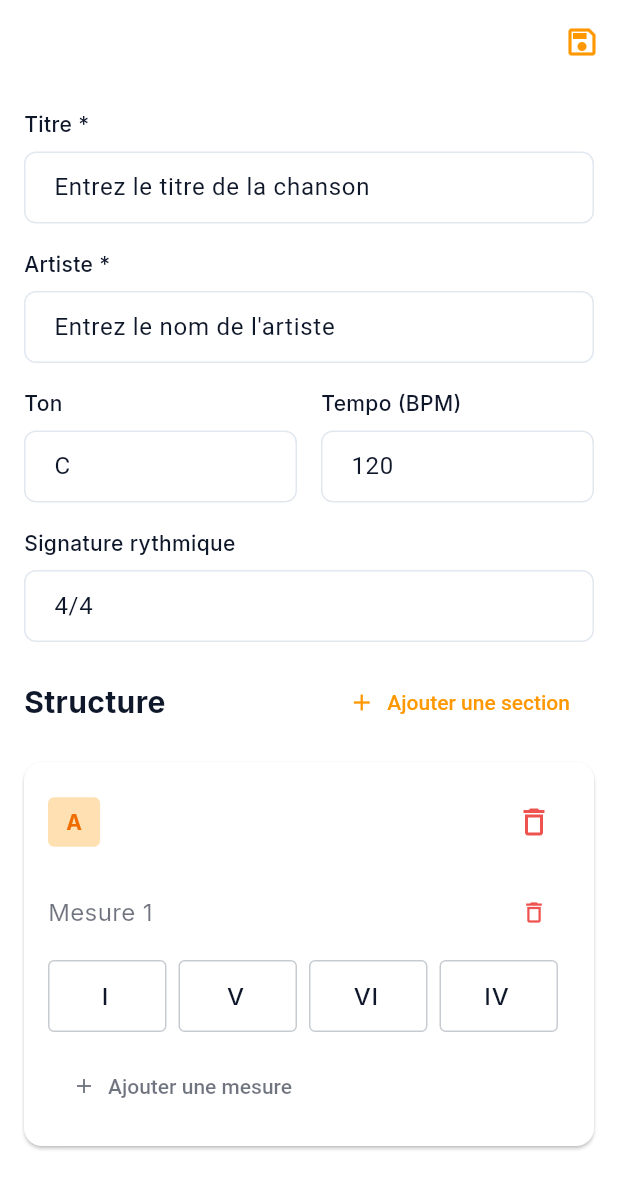
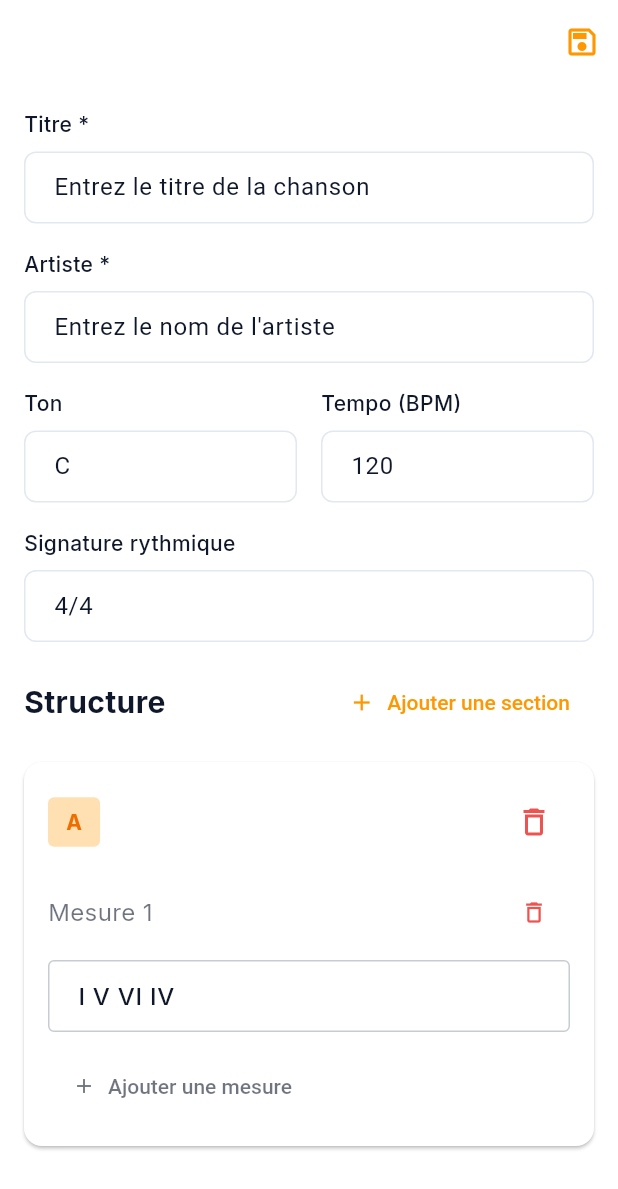
Before and after one commit to LovaSalema/myfakebook_manager, a Flutter app: the screen it shows after launch, after a tap on the "add" icon, on a phone screen of 412 x 824 dp. Shown: the top 1189 px of the screen. Run offline on Flutter 3.47's test engine with Material 3 defaults, Android fonts, the phone set to English and light mode, and no system bars; our stand-ins replace flutter_animate, google_fonts, pdf, printing, shared_preferences, shimmer and 2 more; accounts and stored records are empty.

Commit message:
format song detail

```diff
--- a/lib/presentation/screens/add_song_screen.dart
+++ b/lib/presentation/screens/add_song_screen.dart
@@ -35,11 +35,15 @@ class _AddSongScreenState extends State<AddSongScreen> {
   List<SongSection> _sections = [
     SongSection(
       name: 'A',
+      sectionType: 'VERSE',
       measures: [
         SongMeasure(chords: ['I', 'V', 'VI', 'IV']),
       ],
     ),
   ];
+
+  // Map to hold text controllers for each measure
+  final Map<String, TextEditingController> _measureControllers = {};
 
   @override
   void initState() {
@@ -57,7 +61,21 @@ class _AddSongScreenState extends State<AddSongScreen> {
       _tempoController.text = song.tempo?.toString() ?? '120';
       _timeSignatureController.text = song.timeSignature;
       _selectedNotationType = song.notationType;
-      // Note: Song structure sections would need to be loaded separately
+
+      // Load song structure sections and measures if they exist
+      if (song.sections.isNotEmpty) {
+        _sections = song.sections.map((section) {
+          return SongSection(
+            name: section.sectionLabel,
+            sectionType:
+                section.sectionType, // Preserve the original section type
+            measures: section.measures.map((measure) {
+              // Store chords as individual items for the single input field
+              return SongMeasure(chords: measure.chords);
+            }).toList(),
+          );
+        }).toList();
+      }
     }
   }
 
@@ -68,6 +86,13 @@ class _AddSongScreenState extends State<AddSongScreen> {
     _keyController.dispose();
     _tempoController.dispose();
     _timeSignatureController.dispose();
+
+    // Dispose all measure controllers
+    for (final controller in _measureControllers.values) {
+      controller.dispose();
+    }
+    _measureControllers.clear();
+
     super.dispose();
   }
 
@@ -90,7 +115,7 @@ class _AddSongScreenState extends State<AddSongScreen> {
         final section = entry.value;
         return Section.create(
           songId: 0, // Will be set after song creation
-          sectionType: 'VERSE',
+          sectionType: section.sectionType, // Use the preserved section type
           sectionLabel: section.name,
           sectionName: section.name,
           sectionOrder: sectionIndex,
@@ -229,6 +254,7 @@ class _AddSongScreenState extends State<AddSongScreen> {
       _sections.add(
         SongSection(
           name: nextName,
+          sectionType: 'VERSE',
           measures: [
             SongMeasure(chords: ['I', 'V', 'VI', 'IV']),
           ],
@@ -251,6 +277,36 @@ class _AddSongScreenState extends State<AddSongScreen> {
         SongMeasure(chords: ['I', 'V', 'VI', 'IV']),
       );
     });
+  }
+
+  /// Get or create a controller for a specific measure
+  TextEditingController _getMeasureController(
+    int sectionIndex,
+    int measureIndex,
+  ) {
+    final key = '$sectionIndex-$measureIndex';
+    final measure = _sections[sectionIndex].measures[measureIndex];
+    final currentChordText = measure.chords.join(' ');
+
+    if (!_measureControllers.containsKey(key)) {
+      _measureControllers[key] = TextEditingController(text: currentChordText);
+    } else {
+      // Always update the controller's text to match the current chords
+      if (_measureControllers[key]!.text != currentChordText) {
+        _measureControllers[key]!.text = currentChordText;
+      }
+    }
+    return _measureControllers[key]!;
+  }
+
+  /// Parse chord text into individual chords
+  List<String> _parseChords(String chordText) {
+    if (chordText.trim().isEmpty) return [''];
+    return chordText
+        .split(' ')
+        .map((chord) => chord.trim())
+        .where((chord) => chord.isNotEmpty)
+        .toList();
   }
 
   /// Delete a measure from a section
@@ -529,12 +585,14 @@ class _AddSongScreenState extends State<AddSongScreen> {
     );
   }
 
-  /// Build a measure row with chord inputs
+  /// Build a measure row with a single chord input field
   Widget _buildMeasureRow(
     int sectionIndex,
     int measureIndex,
     SongMeasure measure,
   ) {
+    final controller = _getMeasureController(sectionIndex, measureIndex);
+
     return Padding(
       padding: const EdgeInsets.only(bottom: 12.0),
       child: Column(
@@ -561,32 +619,25 @@ class _AddSongScreenState extends State<AddSongScreen> {
             ],
           ),
           const SizedBox(height: 8),
-          Row(
-            children: measure.chords.asMap().entries.map((chordEntry) {
-              final chordIndex = chordEntry.key;
-              final chord = chordEntry.value;
-              return Expanded(
-                child: Padding(
-                  padding: const EdgeInsets.only(right: 8.0),
-                  child: TextField(
-                    controller: TextEditingController(text: chord),
-                    textAlign: TextAlign.center,
+          TextField(
+            controller: controller,
             decoration: InputDecoration(
-                      contentPadding: const EdgeInsets.symmetric(vertical: 12),
+              hintText:
+                  'Entrez les accords séparés par des espaces (ex: I V VI IV)',
+              contentPadding: const EdgeInsets.symmetric(
+                horizontal: 16,
+                vertical: 12,
+              ),
               border: OutlineInputBorder(
                 borderRadius: BorderRadius.circular(4),
                 borderSide: BorderSide(
-                          color: Theme.of(
-                            context,
-                          ).colorScheme.outline.withOpacity(0.3),
+                  color: Theme.of(context).colorScheme.outline.withOpacity(0.3),
                 ),
               ),
               enabledBorder: OutlineInputBorder(
                 borderRadius: BorderRadius.circular(4),
                 borderSide: BorderSide(
-                          color: Theme.of(
-                            context,
-                          ).colorScheme.outline.withOpacity(0.3),
+                  color: Theme.of(context).colorScheme.outline.withOpacity(0.3),
                 ),
               ),
             ),
@@ -594,17 +645,11 @@ class _AddSongScreenState extends State<AddSongScreen> {
               fontWeight: FontWeight.w500,
             ),
             onChanged: (value) {
-                      setState(() {
-                        _sections[sectionIndex]
-                                .measures[measureIndex]
-                                .chords[chordIndex] =
-                            value;
-                      });
+              // Update the chords without triggering rebuild
+              final parsedChords = _parseChords(value);
+              _sections[sectionIndex].measures[measureIndex].chords =
+                  parsedChords;
             },
-                  ),
-                ),
-              );
-            }).toList(),
           ),
         ],
       ),
@@ -615,9 +660,14 @@ class _AddSongScreenState extends State<AddSongScreen> {
 /// Model for a song section
 class SongSection {
   String name;
+  String sectionType;
   List<SongMeasure> measures;
 
-  SongSection({required this.name, required this.measures});
+  SongSection({
+    required this.name,
+    this.sectionType = 'VERSE',
+    required this.measures,
+  });
 }
 
 /// Model for a measure
```
Also changed, not shown: lib/data/services/html_chord_sheet_service.dart (+22 -24 lines). Lines whose indentation alone changed are shown as unchanged.
